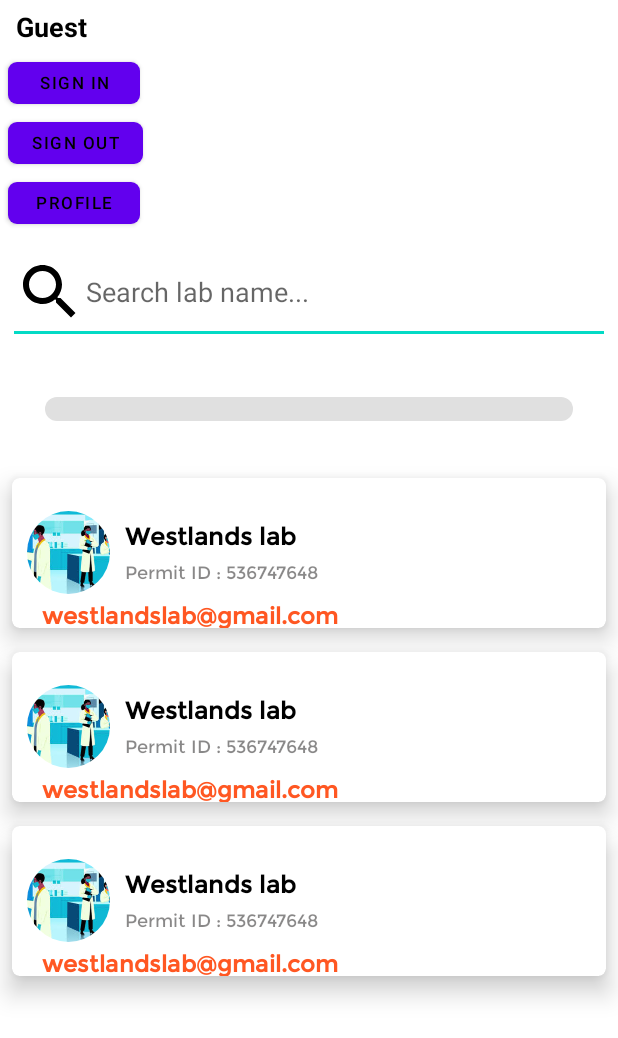
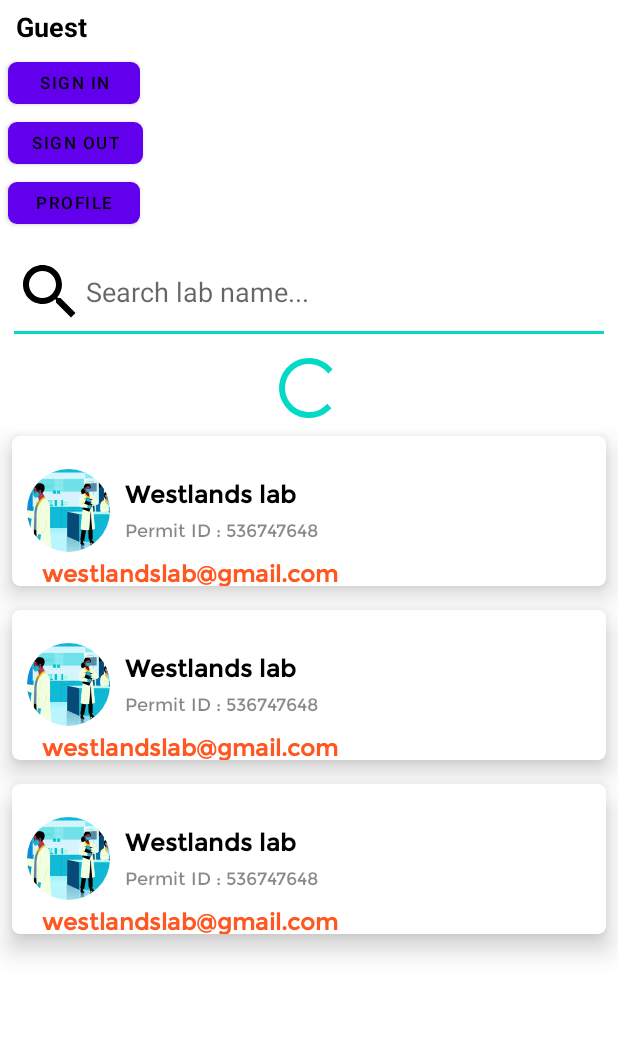
Before and after one commit to kimitasharrif/AdvanceMedilabApp, an Android app: the layout fragment_home.xml on its own in the app's theme, with its tools: preview values and no code run, on a phone screen of 412 x 824 dp. Shown: the top 1038 px of the screen. Run offline under Robolectric (Android 15) with nearby library versions, the light colour scheme and no system bars.

Commit message:
Advance mediclab first commit1

```diff
--- a/app/src/main/res/layout/fragment_home.xml
+++ b/app/src/main/res/layout/fragment_home.xml
@@ -55,17 +55,22 @@
         android:hint="Search lab name..."
         android:id="@+id/search"
         android:layout_margin="5dp"/>
+    <ProgressBar
+        android:layout_width="wrap_content"
+        android:layout_height="wrap_content"
+        android:layout_gravity="center"
+        android:id="@+id/progress"/>
 
 
-    <ProgressBar
-        android:id="@+id/progress"
-        android:layout_width="match_parent"
-        android:layout_height="wrap_content"
-        android:layout_margin="30dp"
-        style="?android:attr/progressBarStyleHorizontal"
-        android:progressDrawable="@drawable/custom_progress_drawable"
-        android:max="100"
-        android:progress="0" />
+<!--    <ProgressBar-->
+<!--        android:id="@+id/progress"-->
+<!--        android:layout_width="match_parent"-->
+<!--        android:layout_height="wrap_content"-->
+<!--        android:layout_margin="30dp"-->
+<!--        style="?android:attr/progressBarStyleHorizontal"-->
+<!--        android:progressDrawable="@drawable/custom_progress_drawable"-->
+<!--        android:max="100"-->
+<!--        android:progress="0" />-->
 
     <androidx.swiperefreshlayout.widget.SwipeRefreshLayout
         android:layout_width="match_parent"
```
